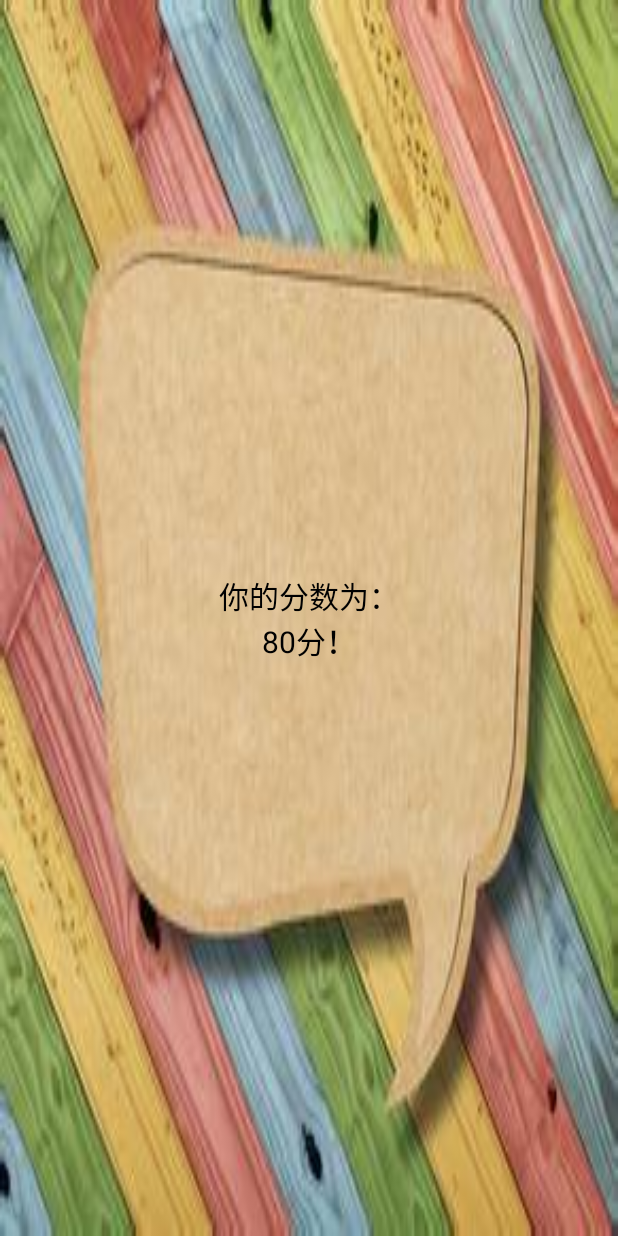
After one commit to JDHDV/JKBD, an Android app: the layout activity_result.xml on its own in the app's theme, with its tools: preview values and no code run, on a phone screen of 412 x 824 dp. The commit adds this screen. Run offline under Robolectric (Android 15) with nearby library versions, the phone set to English and light mode, and no system bars.

Commit message:
添加并实现交卷的点击事件，交卷后进行分数的统计并输出

```diff
--- a/app/src/main/java/com/example/administrator/jkbd/biz/IExamBiz.java
+++ b/app/src/main/java/com/example/administrator/jkbd/biz/IExamBiz.java
@@ -11,6 +11,6 @@ public interface IExamBiz {
     Question getExam();
     Question nextQuestion();
     Question preQuestion();
-    void commitExam();
+    int commitExam();
     String getExamIndex();
 }
--- a/app/src/main/res/layout/activity_examstart.xml
+++ b/app/src/main/res/layout/activity_examstart.xml
@@ -218,6 +218,7 @@
             android:layout_below="@id/btn_next"
             android:drawableRight="@mipmap/exam_commit32x32"
             android:text="交卷"
+            android:onClick="commit"
             android:layout_alignParentRight="true"
             android:layout_marginRight="20dp"
             />
--- /dev/null
+++ b/app/src/main/res/layout/activity_result.xml
@@ -0,0 +1,15 @@
+<?xml version="1.0" encoding="utf-8"?>
+<LinearLayout xmlns:android="http://schemas.android.com/apk/res/android"
+    android:layout_width="match_parent"
+    android:layout_height="match_parent"
+    android:background="@mipmap/dialog_bg">
+<TextView
+    android:id="@+id/tv_result"
+    android:layout_width="match_parent"
+    android:layout_height="wrap_content"
+    android:text="你的分数为：\n80分！"
+    android:layout_gravity="center"
+    android:gravity="center"
+    android:textColor="#000"
+    android:textSize="20dp"/>
+</LinearLayout>
```
Also changed, not shown: app/src/main/java/com/example/administrator/jkbd/activity/ExamActivity.java (+19 -0 lines), app/src/main/java/com/example/administrator/jkbd/biz/ExamBiz.java (+11 -2 lines), app/src/main/res/mipmap-hdpi/dialog_bg.jpg (added).
